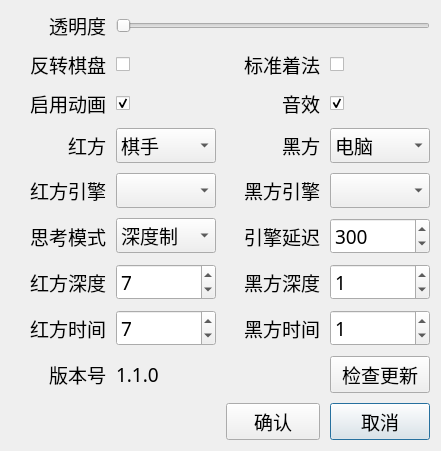
This is src/ui/settings.ui in StevenBaby/chess as Qt 5 draws it before an edit. The edited form follows.
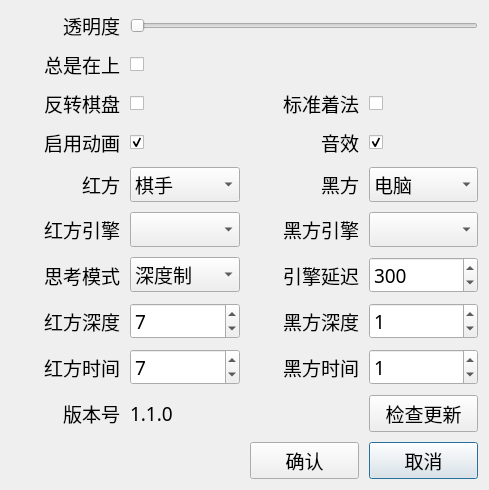
This is the edited form.

```diff
--- a/src/ui/settings.ui
+++ b/src/ui/settings.ui
@@ -6,8 +6,8 @@
    <rect>
     <x>0</x>
     <y>0</y>
-    <width>441</width>
-    <height>402</height>
+    <width>489</width>
+    <height>379</height>
    </rect>
   </property>
   <property name="windowTitle">
@@ -19,7 +19,17 @@
      <property name="spacing">
       <number>10</number>
      </property>
-     <item row="3" column="2">
+     <item row="5" column="1">
+      <widget class="QComboBox" name="red_engine">
+       <property name="font">
+        <font>
+         <family>DengXian</family>
+         <pointsize>14</pointsize>
+        </font>
+       </property>
+      </widget>
+     </item>
+     <item row="4" column="2">
       <widget class="QLabel" name="label_4">
        <property name="font">
         <font>
@@ -35,19 +45,6 @@
        </property>
       </widget>
      </item>
-     <item row="9" column="3">
-      <widget class="QPushButton" name="cancel">
-       <property name="font">
-        <font>
-         <family>DengXian</family>
-         <pointsize>14</pointsize>
-        </font>
-       </property>
-       <property name="text">
-        <string>取消</string>
-       </property>
-      </widget>
-     </item>
      <item row="0" column="0">
       <widget class="QLabel" name="label">
        <property name="font">
@@ -64,43 +61,30 @@
        </property>
       </widget>
      </item>
-     <item row="4" column="1">
-      <widget class="QComboBox" name="red_engine">
+     <item row="10" column="3">
+      <widget class="QPushButton" name="cancel">
        <property name="font">
         <font>
          <family>DengXian</family>
          <pointsize>14</pointsize>
         </font>
        </property>
-      </widget>
-     </item>
-     <item row="2" column="1">
-      <widget class="QCheckBox" name="animate">
        <property name="text">
-        <string/>
-       </property>
-       <property name="checked">
-        <bool>true</bool>
-       </property>
-      </widget>
-     </item>
-     <item row="5" column="2">
-      <widget class="QLabel" name="label_7">
-       <property name="font">
-        <font>
-         <family>DengXian</family>
-         <pointsize>14</pointsize>
-        </font>
-       </property>
-       <property name="text">
-        <string>引擎延迟</string>
-       </property>
-       <property name="alignment">
-        <set>Qt::AlignRight|Qt::AlignTrailing|Qt::AlignVCenter</set>
+        <string>取消</string>
        </property>
       </widget>
      </item>
      <item row="3" column="1">
+      <widget class="QCheckBox" name="animate">
+       <property name="text">
+        <string/>
+       </property>
+       <property name="checked">
+        <bool>true</bool>
+       </property>
+      </widget>
+     </item>
+     <item row="4" column="1">
       <widget class="QComboBox" name="redside">
        <property name="font">
         <font>
@@ -120,7 +104,7 @@
        </item>
       </widget>
      </item>
-     <item row="2" column="0">
+     <item row="3" column="0">
       <widget class="QLabel" name="label_20">
        <property name="font">
         <font>
@@ -136,24 +120,8 @@
        </property>
       </widget>
      </item>
-     <item row="6" column="3">
-      <widget class="QSpinBox" name="black_depth">
-       <property name="font">
-        <font>
-         <family>DengXian</family>
-         <pointsize>14</pointsize>
-        </font>
-       </property>
-       <property name="maximum">
-        <number>10</number>
-       </property>
-       <property name="value">
-        <number>1</number>
-       </property>
-      </widget>
-     </item>
-     <item row="6" column="0">
-      <widget class="QLabel" name="label_8">
+     <item row="6" column="2">
+      <widget class="QLabel" name="label_7">
        <property name="font">
         <font>
          <family>DengXian</family>
@@ -161,14 +129,14 @@
         </font>
        </property>
        <property name="text">
-        <string>红方深度</string>
+        <string>引擎延迟</string>
        </property>
        <property name="alignment">
         <set>Qt::AlignRight|Qt::AlignTrailing|Qt::AlignVCenter</set>
        </property>
       </widget>
      </item>
-     <item row="9" column="2">
+     <item row="10" column="2">
       <widget class="QPushButton" name="ok">
        <property name="font">
         <font>
@@ -181,7 +149,7 @@
        </property>
       </widget>
      </item>
-     <item row="3" column="3">
+     <item row="4" column="3">
       <widget class="QComboBox" name="blackside">
        <property name="font">
         <font>
@@ -201,8 +169,8 @@
        </item>
       </widget>
      </item>
-     <item row="5" column="3">
-      <widget class="QSpinBox" name="delay">
+     <item row="7" column="3">
+      <widget class="QSpinBox" name="black_depth">
        <property name="font">
         <font>
          <family>DengXian</family>
@@ -210,10 +178,42 @@
         </font>
        </property>
        <property name="maximum">
-        <number>5000</number>
+        <number>10</number>
        </property>
        <property name="value">
-        <number>300</number>
+        <number>1</number>
+       </property>
+      </widget>
+     </item>
+     <item row="7" column="0">
+      <widget class="QLabel" name="label_8">
+       <property name="font">
+        <font>
+         <family>DengXian</family>
+         <pointsize>14</pointsize>
+        </font>
+       </property>
+       <property name="text">
+        <string>红方深度</string>
+       </property>
+       <property name="alignment">
+        <set>Qt::AlignRight|Qt::AlignTrailing|Qt::AlignVCenter</set>
+       </property>
+      </widget>
+     </item>
+     <item row="5" column="2">
+      <widget class="QLabel" name="label_12">
+       <property name="font">
+        <font>
+         <family>DengXian</family>
+         <pointsize>14</pointsize>
+        </font>
+       </property>
+       <property name="text">
+        <string>黑方引擎</string>
+       </property>
+       <property name="alignment">
+        <set>Qt::AlignRight|Qt::AlignTrailing|Qt::AlignVCenter</set>
        </property>
       </widget>
      </item>
@@ -242,7 +242,23 @@
        </property>
       </widget>
      </item>
-     <item row="8" column="1">
+     <item row="6" column="3">
+      <widget class="QSpinBox" name="delay">
+       <property name="font">
+        <font>
+         <family>DengXian</family>
+         <pointsize>14</pointsize>
+        </font>
+       </property>
+       <property name="maximum">
+        <number>5000</number>
+       </property>
+       <property name="value">
+        <number>300</number>
+       </property>
+      </widget>
+     </item>
+     <item row="9" column="1">
       <widget class="QLabel" name="version">
        <property name="font">
         <font>
@@ -258,23 +274,7 @@
        </property>
       </widget>
      </item>
-     <item row="4" column="2">
-      <widget class="QLabel" name="label_12">
-       <property name="font">
-        <font>
-         <family>DengXian</family>
-         <pointsize>14</pointsize>
-        </font>
-       </property>
-       <property name="text">
-        <string>黑方引擎</string>
-       </property>
-       <property name="alignment">
-        <set>Qt::AlignRight|Qt::AlignTrailing|Qt::AlignVCenter</set>
-       </property>
-      </widget>
-     </item>
-     <item row="6" column="1">
+     <item row="7" column="1">
       <widget class="QSpinBox" name="red_depth">
        <property name="font">
         <font>
@@ -290,7 +290,23 @@
        </property>
       </widget>
      </item>
-     <item row="5" column="1">
+     <item row="5" column="0">
+      <widget class="QLabel" name="label_11">
+       <property name="font">
+        <font>
+         <family>DengXian</family>
+         <pointsize>14</pointsize>
+        </font>
+       </property>
+       <property name="text">
+        <string>红方引擎</string>
+       </property>
+       <property name="alignment">
+        <set>Qt::AlignRight|Qt::AlignTrailing|Qt::AlignVCenter</set>
+       </property>
+      </widget>
+     </item>
+     <item row="6" column="1">
       <widget class="QComboBox" name="mode">
        <property name="font">
         <font>
@@ -310,7 +326,7 @@
        </item>
       </widget>
      </item>
-     <item row="5" column="0">
+     <item row="6" column="0">
       <widget class="QLabel" name="label_13">
        <property name="font">
         <font>
@@ -326,39 +342,7 @@
        </property>
       </widget>
      </item>
-     <item row="4" column="0">
-      <widget class="QLabel" name="label_11">
-       <property name="font">
-        <font>
-         <family>DengXian</family>
-         <pointsize>14</pointsize>
-        </font>
-       </property>
-       <property name="text">
-        <string>红方引擎</string>
-       </property>
-       <property name="alignment">
-        <set>Qt::AlignRight|Qt::AlignTrailing|Qt::AlignVCenter</set>
-       </property>
-      </widget>
-     </item>
-     <item row="6" column="2">
-      <widget class="QLabel" name="label_9">
-       <property name="font">
-        <font>
-         <family>DengXian</family>
-         <pointsize>14</pointsize>
-        </font>
-       </property>
-       <property name="text">
-        <string>黑方深度</string>
-       </property>
-       <property name="alignment">
-        <set>Qt::AlignRight|Qt::AlignTrailing|Qt::AlignVCenter</set>
-       </property>
-      </widget>
-     </item>
-     <item row="8" column="3">
+     <item row="9" column="3">
       <widget class="QPushButton" name="checkupdate">
        <property name="font">
         <font>
@@ -371,17 +355,23 @@
        </property>
       </widget>
      </item>
-     <item row="4" column="3">
-      <widget class="QComboBox" name="black_engine">
+     <item row="7" column="2">
+      <widget class="QLabel" name="label_9">
        <property name="font">
         <font>
          <family>DengXian</family>
          <pointsize>14</pointsize>
         </font>
        </property>
+       <property name="text">
+        <string>黑方深度</string>
+       </property>
+       <property name="alignment">
+        <set>Qt::AlignRight|Qt::AlignTrailing|Qt::AlignVCenter</set>
+       </property>
       </widget>
      </item>
-     <item row="1" column="0">
+     <item row="2" column="0">
       <widget class="QLabel" name="label_2">
        <property name="font">
         <font>
@@ -397,7 +387,17 @@
        </property>
       </widget>
      </item>
-     <item row="3" column="0">
+     <item row="5" column="3">
+      <widget class="QComboBox" name="black_engine">
+       <property name="font">
+        <font>
+         <family>DengXian</family>
+         <pointsize>14</pointsize>
+        </font>
+       </property>
+      </widget>
+     </item>
+     <item row="4" column="0">
       <widget class="QLabel" name="label_3">
        <property name="font">
         <font>
@@ -413,7 +413,7 @@
        </property>
       </widget>
      </item>
-     <item row="8" column="0">
+     <item row="9" column="0">
       <widget class="QLabel" name="label_5">
        <property name="font">
         <font>
@@ -429,14 +429,30 @@
        </property>
       </widget>
      </item>
-     <item row="1" column="1">
+     <item row="8" column="1">
+      <widget class="QSpinBox" name="red_time">
+       <property name="font">
+        <font>
+         <family>DengXian</family>
+         <pointsize>14</pointsize>
+        </font>
+       </property>
+       <property name="maximum">
+        <number>100000</number>
+       </property>
+       <property name="value">
+        <number>7</number>
+       </property>
+      </widget>
+     </item>
+     <item row="2" column="1">
       <widget class="QCheckBox" name="reverse">
        <property name="text">
         <string/>
        </property>
       </widget>
      </item>
-     <item row="7" column="0">
+     <item row="8" column="0">
       <widget class="QLabel" name="label_14">
        <property name="font">
         <font>
@@ -452,71 +468,7 @@
        </property>
       </widget>
      </item>
-     <item row="7" column="1">
-      <widget class="QSpinBox" name="red_time">
-       <property name="font">
-        <font>
-         <family>DengXian</family>
-         <pointsize>14</pointsize>
-        </font>
-       </property>
-       <property name="maximum">
-        <number>100000</number>
-       </property>
-       <property name="value">
-        <number>7</number>
-       </property>
-      </widget>
-     </item>
-     <item row="7" column="2">
-      <widget class="QLabel" name="label_15">
-       <property name="font">
-        <font>
-         <family>DengXian</family>
-         <pointsize>14</pointsize>
-        </font>
-       </property>
-       <property name="text">
-        <string>黑方时间</string>
-       </property>
-       <property name="alignment">
-        <set>Qt::AlignRight|Qt::AlignTrailing|Qt::AlignVCenter</set>
-       </property>
-      </widget>
-     </item>
-     <item row="7" column="3">
-      <widget class="QSpinBox" name="black_time">
-       <property name="font">
-        <font>
-         <family>DengXian</family>
-         <pointsize>14</pointsize>
-        </font>
-       </property>
-       <property name="maximum">
-        <number>100000</number>
-       </property>
-       <property name="value">
-        <number>1</number>
-       </property>
-      </widget>
-     </item>
-     <item row="1" column="2">
-      <widget class="QLabel" name="label_10">
-       <property name="font">
-        <font>
-         <family>DengXian</family>
-         <pointsize>14</pointsize>
-        </font>
-       </property>
-       <property name="text">
-        <string>标准着法</string>
-       </property>
-       <property name="alignment">
-        <set>Qt::AlignRight|Qt::AlignTrailing|Qt::AlignVCenter</set>
-       </property>
-      </widget>
-     </item>
-     <item row="1" column="3">
+     <item row="2" column="3">
       <widget class="QCheckBox" name="standard_method">
        <property name="text">
         <string/>
@@ -526,7 +478,39 @@
        </property>
       </widget>
      </item>
-     <item row="2" column="3">
+     <item row="8" column="3">
+      <widget class="QSpinBox" name="black_time">
+       <property name="font">
+        <font>
+         <family>DengXian</family>
+         <pointsize>14</pointsize>
+        </font>
+       </property>
+       <property name="maximum">
+        <number>100000</number>
+       </property>
+       <property name="value">
+        <number>1</number>
+       </property>
+      </widget>
+     </item>
+     <item row="8" column="2">
+      <widget class="QLabel" name="label_15">
+       <property name="font">
+        <font>
+         <family>DengXian</family>
+         <pointsize>14</pointsize>
+        </font>
+       </property>
+       <property name="text">
+        <string>黑方时间</string>
+       </property>
+       <property name="alignment">
+        <set>Qt::AlignRight|Qt::AlignTrailing|Qt::AlignVCenter</set>
+       </property>
+      </widget>
+     </item>
+     <item row="3" column="3">
       <widget class="QCheckBox" name="audio">
        <property name="text">
         <string/>
@@ -537,6 +521,22 @@
       </widget>
      </item>
      <item row="2" column="2">
+      <widget class="QLabel" name="label_10">
+       <property name="font">
+        <font>
+         <family>DengXian</family>
+         <pointsize>14</pointsize>
+        </font>
+       </property>
+       <property name="text">
+        <string>标准着法</string>
+       </property>
+       <property name="alignment">
+        <set>Qt::AlignRight|Qt::AlignTrailing|Qt::AlignVCenter</set>
+       </property>
+      </widget>
+     </item>
+     <item row="3" column="2">
       <widget class="QLabel" name="label_6">
        <property name="font">
         <font>
@@ -552,6 +552,29 @@
        </property>
       </widget>
      </item>
+     <item row="1" column="0">
+      <widget class="QLabel" name="label_16">
+       <property name="font">
+        <font>
+         <family>DengXian</family>
+         <pointsize>14</pointsize>
+        </font>
+       </property>
+       <property name="text">
+        <string>总是在上</string>
+       </property>
+       <property name="alignment">
+        <set>Qt::AlignRight|Qt::AlignTrailing|Qt::AlignVCenter</set>
+       </property>
+      </widget>
+     </item>
+     <item row="1" column="1">
+      <widget class="QCheckBox" name="ontop">
+       <property name="text">
+        <string/>
+       </property>
+      </widget>
+     </item>
     </layout>
    </item>
   </layout>
```
